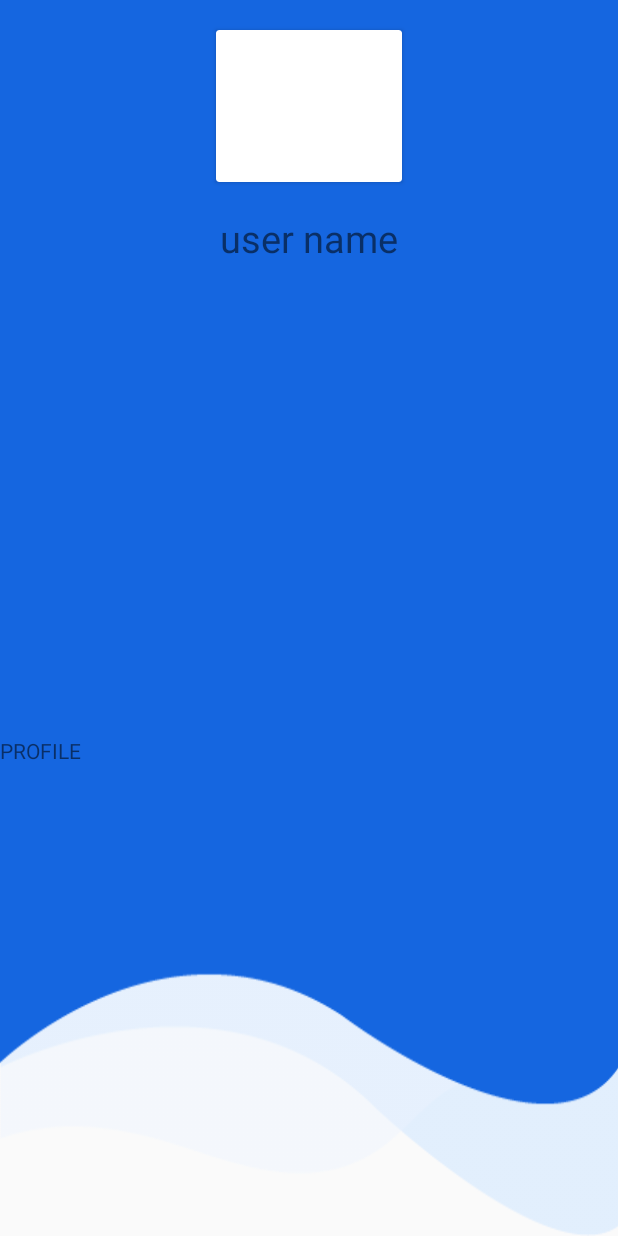
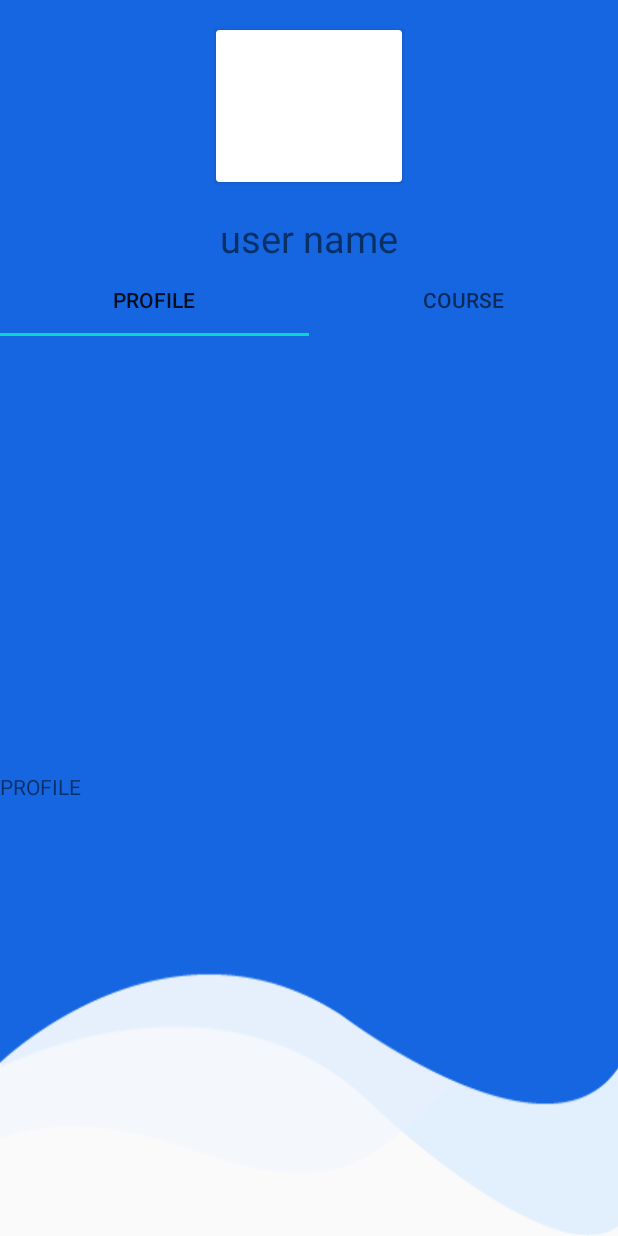
Before and after one commit to DaoDucHieu1712/Quiz_app, an Android app: the ProfileActivity screen opened directly, with no data from a screen before it, on a phone screen of 412 x 824 dp. Run offline under Robolectric (Android 15) with nearby library versions, the phone set to English and light mode, and no system bars.

Commit message:
vinhlq_26022023_2
Update change tab

```diff
--- a/app/src/main/res/layout/activity_profile.xml
+++ b/app/src/main/res/layout/activity_profile.xml
@@ -1,5 +1,6 @@
 <?xml version="1.0" encoding="utf-8"?>
 <LinearLayout xmlns:android="http://schemas.android.com/apk/res/android"
+    xmlns:tools="http://schemas.android.com/tools"
     android:layout_width="match_parent"
     android:layout_height="wrap_content"
     android:background="@drawable/blue_bg"
@@ -26,12 +27,31 @@
         android:textSize="25sp" />
 
 
-
     <androidx.viewpager.widget.ViewPager
         android:id="@+id/view_pager"
         android:layout_width="match_parent"
         android:layout_height="match_parent"
-        android:layout_below="@+id/tab_layout" />
+        android:layout_below="@+id/tab_layout"
+        tools:ignore="SpeakableTextPresentCheck">
+
+        <com.google.android.material.tabs.TabLayout
+            android:layout_width="match_parent"
+            android:layout_height="wrap_content">
+
+            <com.google.android.material.tabs.TabItem
+                android:id="@+id/profile"
+                android:layout_width="wrap_content"
+                android:layout_height="wrap_content"
+                android:text="Profile" />
+
+            <com.google.android.material.tabs.TabItem
+                android:id="@+id/course"
+                android:layout_width="wrap_content"
+                android:layout_height="wrap_content"
+                android:text="Course" />
+
+        </com.google.android.material.tabs.TabLayout>
+    </androidx.viewpager.widget.ViewPager>
 
 
 </LinearLayout>
```
Also changed, not shown: app/src/main/java/com/example/myapplication/ProfileActivity.java (+13 -25 lines).
